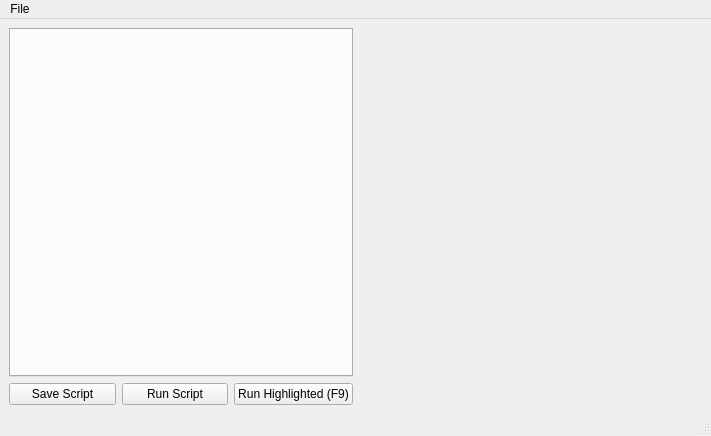
Before: the Qt Designer form gui/scriptEditor.ui in flika-org/flika, drawn with Qt 5.
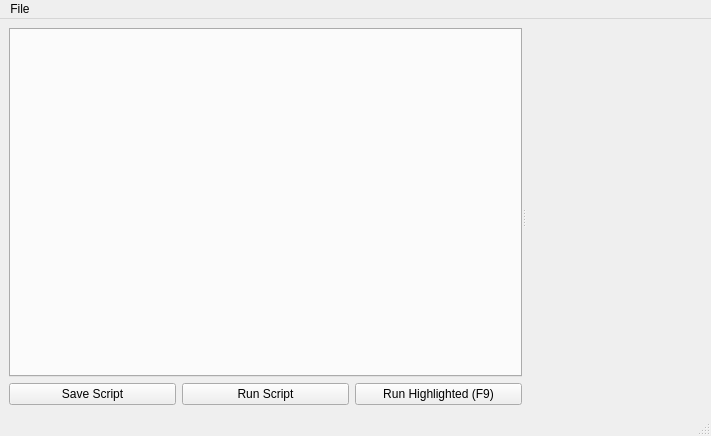
After: the same form once the commit is applied. Custom widgets are drawn as their Qt base class.

Commit message: sizable text

```diff
--- a/gui/scriptEditor.ui
+++ b/gui/scriptEditor.ui
@@ -14,8 +14,15 @@
    <string>MainWindow</string>
   </property>
   <widget class="QWidget" name="centralwidget">
-   <layout class="QGridLayout" name="gridLayout" rowstretch="1,0" columnstretch="1,1" columnminimumwidth="0,0">
+   <layout class="QGridLayout" name="gridLayout">
     <item row="0" column="0">
+     <widget class="QSplitter" name="splitter">
+      <property name="orientation">
+       <enum>Qt::Horizontal</enum>
+      </property>
+      <widget class="QWidget" name="verticalLayoutWidget">
+       <layout class="QVBoxLayout" name="verticalLayout">
+        <item>
      <widget class="QTabWidget" name="scriptTabs">
       <property name="tabShape">
        <enum>QTabWidget::Triangular</enum>
@@ -34,7 +41,7 @@
       </property>
      </widget>
     </item>
-    <item row="1" column="0">
+        <item>
      <layout class="QHBoxLayout" name="horizontalLayout">
       <item>
        <widget class="QPushButton" name="saveButton">
@@ -59,7 +66,8 @@
       </item>
      </layout>
     </item>
-    <item row="0" column="1" rowspan="2">
+       </layout>
+      </widget>
      <widget class="ConsoleWidget" name="consoleWidget" native="true">
       <property name="minimumSize">
        <size>
@@ -68,6 +76,7 @@
        </size>
       </property>
      </widget>
+     </widget>
     </item>
    </layout>
   </widget>
```
Left out of the diff: 6 changed lines with no effect on the pictures. Lines whose indentation alone changed are shown as unchanged. The commit also changes 1 other file.
